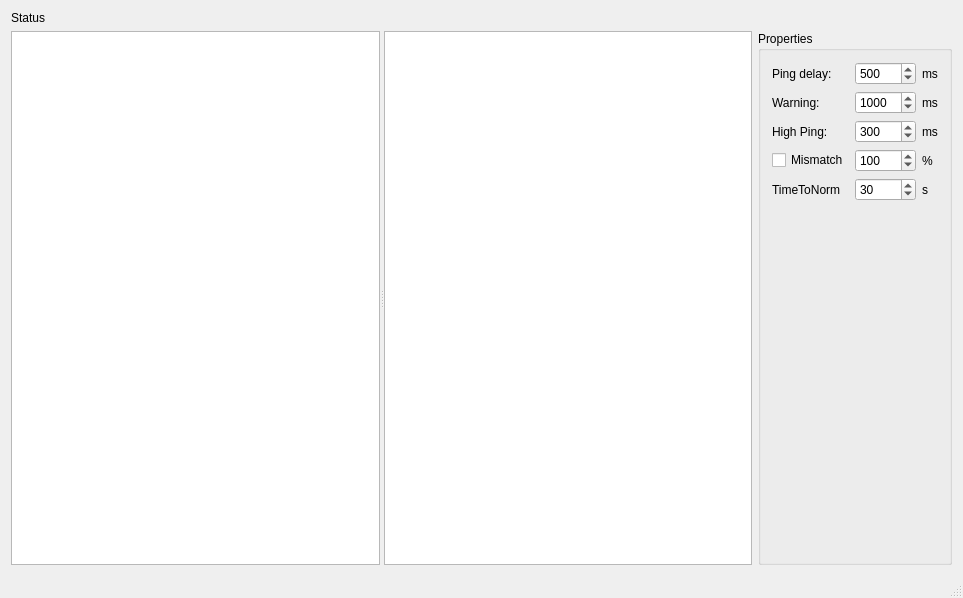
Old version of the form mainwindow.ui in the repository UrbanCee/ConnectionLogger.
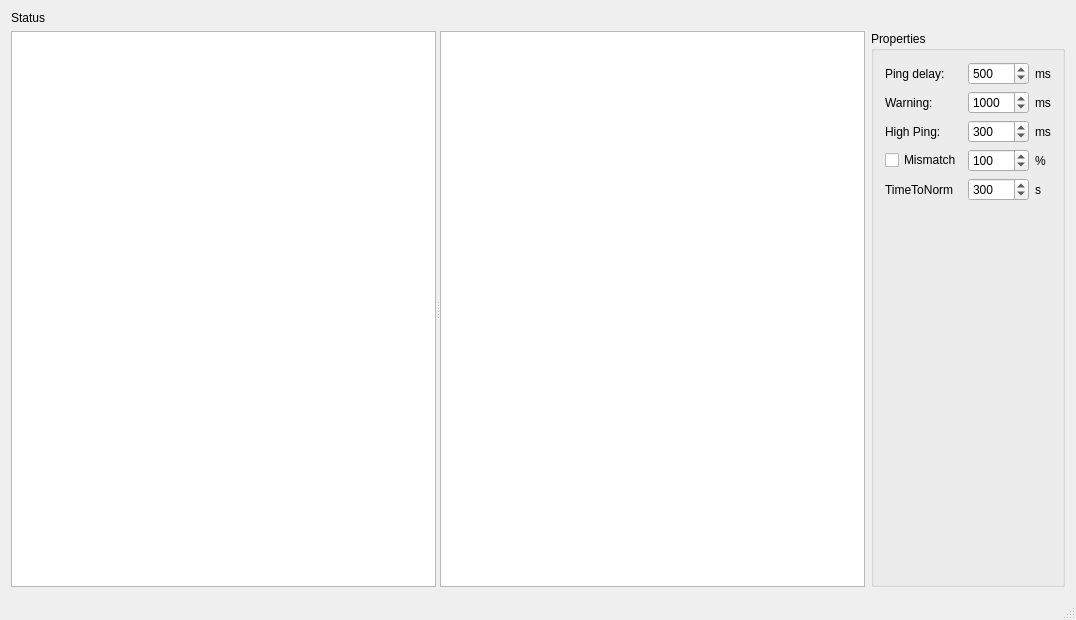
New version of the form.

```diff
--- a/mainwindow.ui
+++ b/mainwindow.ui
@@ -6,8 +6,8 @@
    <rect>
     <x>0</x>
     <y>0</y>
-    <width>963</width>
-    <height>598</height>
+    <width>1076</width>
+    <height>620</height>
    </rect>
   </property>
   <property name="windowTitle">
@@ -208,7 +208,7 @@
               <number>3600</number>
              </property>
              <property name="value">
-              <number>30</number>
+              <number>300</number>
              </property>
             </widget>
            </item>
```
Left out of the diff: 2 changed lines with no effect on the pictures.
